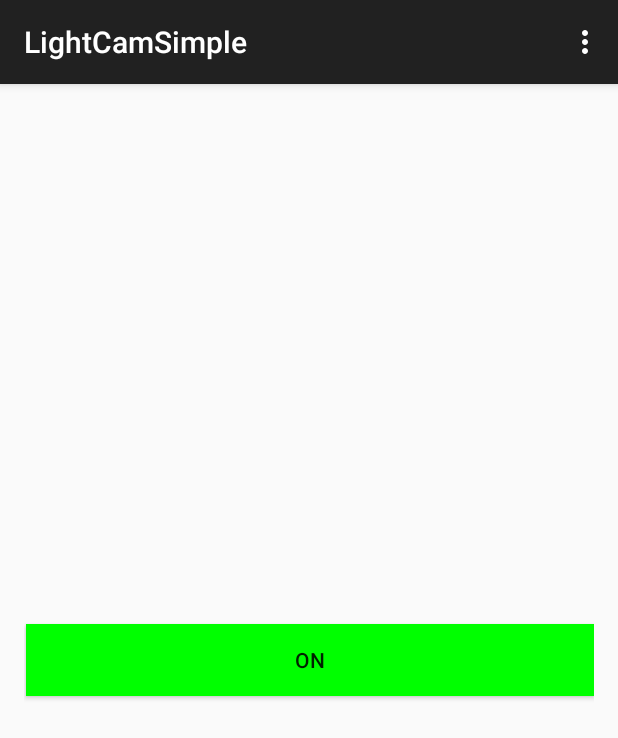
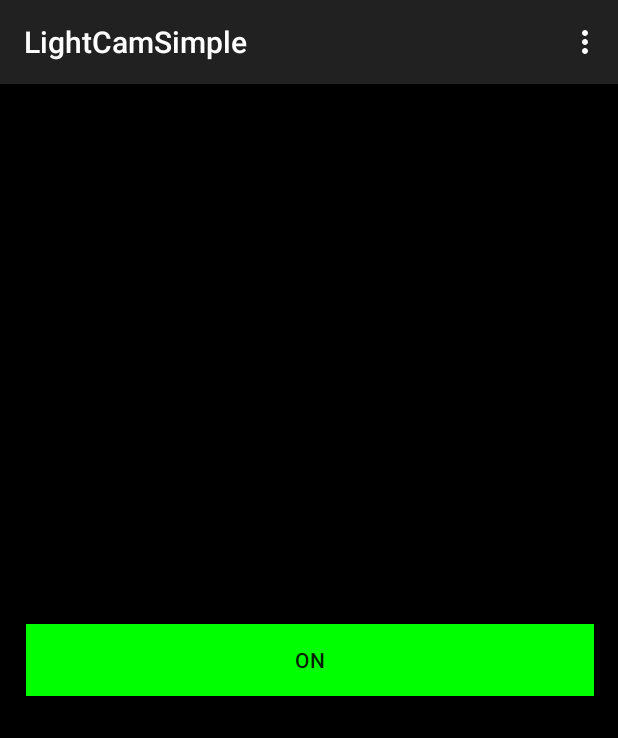
Before and after one commit to majuwa/LightCamSimple, an Android app: the screen it shows after launch (MainActivity), on a phone screen of 412 x 824 dp. Shown: the top 738 px of the screen. Run offline under Robolectric (Android 15) with nearby library versions, the phone set to English and light mode, and no system bars.

```diff
--- a/app/src/main/res/layout/activity_main.xml
+++ b/app/src/main/res/layout/activity_main.xml
@@ -6,7 +6,8 @@
     android:paddingRight="@dimen/activity_horizontal_margin"
     android:paddingTop="@dimen/activity_vertical_margin"
     android:paddingBottom="@dimen/activity_vertical_margin"
-    tools:context="com.majuwa.lightcamsimple.app.MainActivity">
+    tools:context="com.majuwa.lightcamsimple.app.MainActivity"
+    android:background="#000000">
 
     <SurfaceView
         android:id="@+id/PREVIEW"
```
Also changed, not shown: 1 other file.
